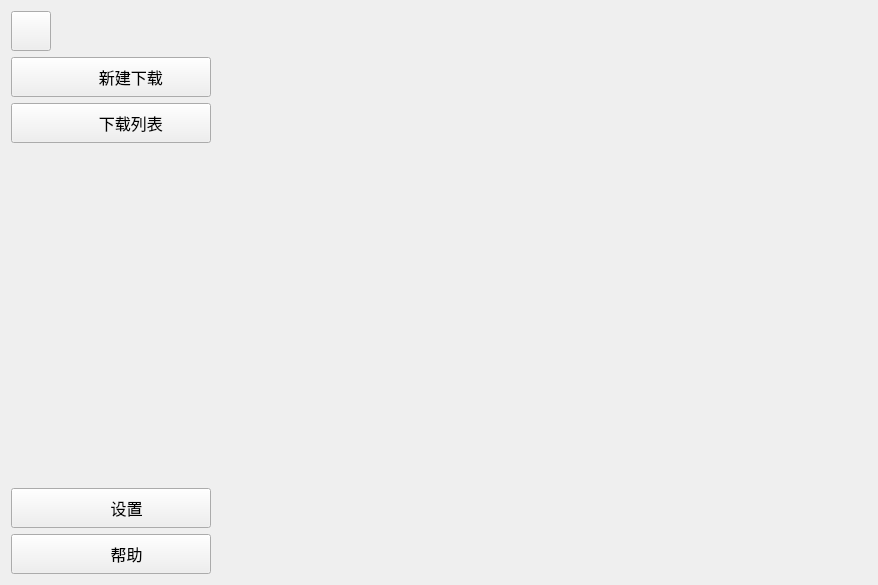
Old version of the form src/MainWindow.ui in the repository L-Super/FlowD.
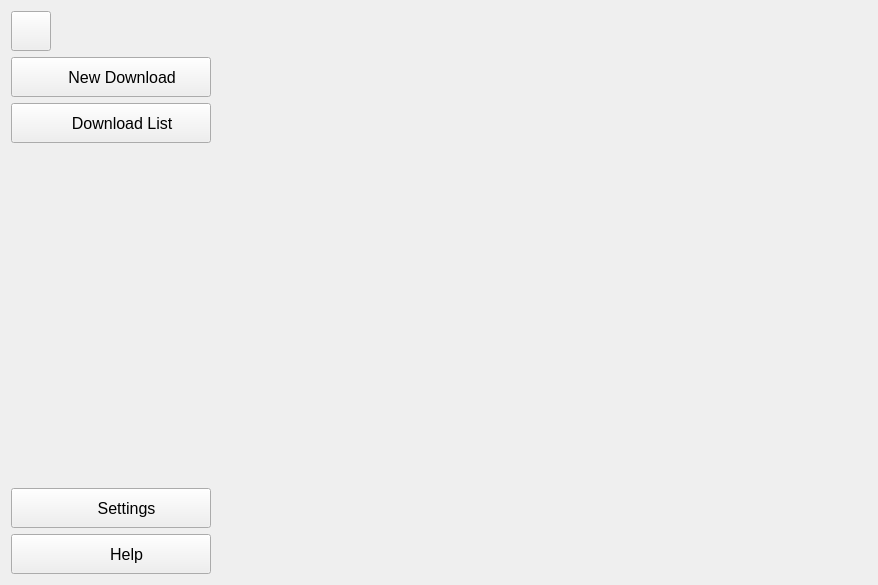
New version of the form. Icons and pictures are not drawn.

```diff
--- a/src/MainWindow.ui
+++ b/src/MainWindow.ui
@@ -91,7 +91,7 @@
         </font>
        </property>
        <property name="text">
-        <string>         新建下载</string>
+        <string>     New Download</string>
        </property>
        <property name="icon">
         <iconset resource="resources.qrc">
@@ -134,7 +134,7 @@
         </font>
        </property>
        <property name="text">
-        <string>         下载列表</string>
+        <string>     Download List</string>
        </property>
        <property name="icon">
         <iconset resource="resources.qrc">
@@ -190,7 +190,7 @@
         </font>
        </property>
        <property name="text">
-        <string>       设置</string>
+        <string>       Settings</string>
        </property>
        <property name="icon">
         <iconset resource="resources.qrc">
@@ -233,7 +233,7 @@
         </font>
        </property>
        <property name="text">
-        <string>       帮助</string>
+        <string>       Help</string>
        </property>
        <property name="icon">
         <iconset resource="resources.qrc">
```
